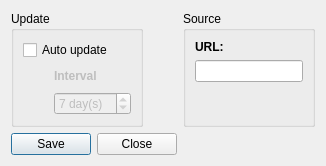
AmateurRadioTelescopeSystem/RadioTelescope_Controller, file UI_Files/TLESettingsDialog.ui: the form before one commit.
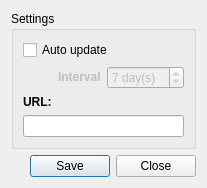
The form after the commit.

Commit message: Redisgn the TLE settings window

What changed in the file:
```diff
--- a/UI_Files/TLESettingsDialog.ui
+++ b/UI_Files/TLESettingsDialog.ui
@@ -8,15 +8,34 @@
   <property name="windowTitle">
    <string>TLE Settings</string>
   </property>
-  <layout class="QFormLayout" name="formLayout_3">
+  <layout class="QGridLayout" name="gridLayout">
+   <item row="1" column="0">
+    <widget class="QDialogButtonBox" name="buttonBox">
+     <property name="cursor">
+      <cursorShape>PointingHandCursor</cursorShape>
+     </property>
+     <property name="orientation">
+      <enum>Qt::Horizontal</enum>
+     </property>
+     <property name="standardButtons">
+      <set>QDialogButtonBox::Close|QDialogButtonBox::Save</set>
+     </property>
+    </widget>
+   </item>
    <item row="0" column="0">
     <widget class="QGroupBox" name="groupBox">
      <property name="title">
-      <string>Update</string>
+      <string>Settings</string>
      </property>
      <layout class="QFormLayout" name="formLayout">
       <item row="0" column="0" colspan="2">
        <widget class="QCheckBox" name="autoUpdateSelection">
+        <property name="sizePolicy">
+         <sizepolicy hsizetype="Maximum" vsizetype="Fixed">
+          <horstretch>0</horstretch>
+          <verstretch>0</verstretch>
+         </sizepolicy>
+        </property>
         <property name="cursor">
          <cursorShape>PointingHandCursor</cursorShape>
         </property>
@@ -25,21 +44,54 @@
         </property>
        </widget>
       </item>
+      <item row="1" column="0">
+       <spacer name="horizontalSpacer">
+        <property name="orientation">
+         <enum>Qt::Horizontal</enum>
+        </property>
+        <property name="sizeType">
+         <enum>QSizePolicy::Fixed</enum>
+        </property>
+        <property name="sizeHint" stdset="0">
+         <size>
+          <width>20</width>
+          <height>20</height>
+         </size>
+        </property>
+       </spacer>
+      </item>
       <item row="1" column="1">
+       <layout class="QHBoxLayout" name="horizontalLayout">
+        <item>
        <widget class="QLabel" name="intervalLabel">
         <property name="enabled">
          <bool>false</bool>
         </property>
+          <property name="sizePolicy">
+           <sizepolicy hsizetype="Minimum" vsizetype="Preferred">
+            <horstretch>0</horstretch>
+            <verstretch>0</verstretch>
+           </sizepolicy>
+          </property>
         <property name="text">
          <string>&lt;html&gt;&lt;head/&gt;&lt;body&gt;&lt;p&gt;&lt;span style=&quot; font-weight:600;&quot;&gt;Interval&lt;/span&gt;&lt;/p&gt;&lt;/body&gt;&lt;/html&gt;</string>
         </property>
-       </widget>
-      </item>
-      <item row="2" column="1">
+          <property name="alignment">
+           <set>Qt::AlignLeading|Qt::AlignLeft|Qt::AlignVCenter</set>
+          </property>
+         </widget>
+        </item>
+        <item>
        <widget class="QSpinBox" name="intervalValue">
         <property name="enabled">
          <bool>false</bool>
         </property>
+          <property name="sizePolicy">
+           <sizepolicy hsizetype="Fixed" vsizetype="Fixed">
+            <horstretch>0</horstretch>
+            <verstretch>0</verstretch>
+           </sizepolicy>
+          </property>
         <property name="suffix">
          <string> day(s)</string>
         </property>
@@ -54,52 +106,16 @@
         </property>
        </widget>
       </item>
-      <item row="1" column="0">
-       <spacer name="horizontalSpacer">
-        <property name="orientation">
-         <enum>Qt::Horizontal</enum>
-        </property>
-        <property name="sizeType">
-         <enum>QSizePolicy::Fixed</enum>
-        </property>
-        <property name="sizeHint" stdset="0">
-         <size>
-          <width>25</width>
-          <height>20</height>
-         </size>
-        </property>
-       </spacer>
-      </item>
-     </layout>
-    </widget>
+       </layout>
    </item>
    <item row="2" column="0">
-    <widget class="QDialogButtonBox" name="buttonBox">
-     <property name="cursor">
-      <cursorShape>PointingHandCursor</cursorShape>
-     </property>
-     <property name="orientation">
-      <enum>Qt::Horizontal</enum>
-     </property>
-     <property name="standardButtons">
-      <set>QDialogButtonBox::Close|QDialogButtonBox::Save</set>
-     </property>
-    </widget>
-   </item>
-   <item row="0" column="1">
-    <widget class="QGroupBox" name="groupBox_2">
-     <property name="title">
-      <string>Source</string>
-     </property>
-     <layout class="QFormLayout" name="formLayout_2">
-      <item row="0" column="0">
        <widget class="QLabel" name="label">
         <property name="text">
          <string>&lt;html&gt;&lt;head/&gt;&lt;body&gt;&lt;p&gt;&lt;span style=&quot; font-weight:600;&quot;&gt;URL:&lt;/span&gt;&lt;/p&gt;&lt;/body&gt;&lt;/html&gt;</string>
         </property>
        </widget>
       </item>
-      <item row="1" column="0">
+      <item row="3" column="0" colspan="2">
        <widget class="QLineEdit" name="tleURL"/>
       </item>
      </layout>
```
Lines whose indentation alone changed are shown as unchanged.
